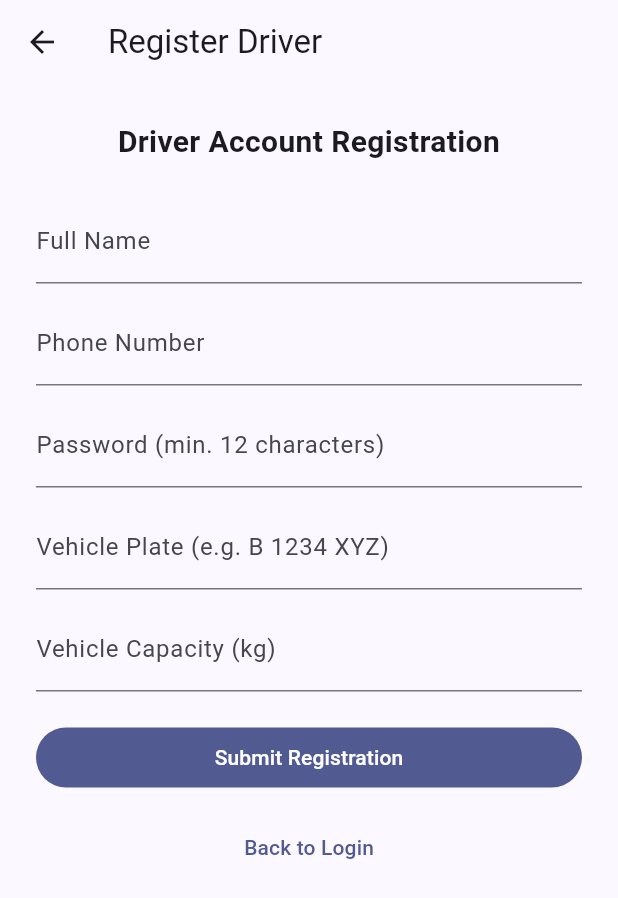
After one commit to WildanFrananda/FleetPulseMobile, a Flutter app: the screen it shows after launch, after a tap on "Log in", after a tap on "Don't have an account? Register", on a phone screen of 412 x 824 dp. The commit adds this screen. Shown: the top 898 px of the screen. Run offline on Flutter 3.47's test engine with Material 3 defaults, Android fonts, the phone set to English and light mode, and no system bars; our stand-ins replace clock, dio, flutter_secure_storage, freezed_annotation, geolocator, get_it and 3 more; missing offline and left inert: flutter_foreground_task; generated files the repository leaves out were written again.

Commit message:
feat: implement driver registration feature with API integration and UI

```diff
--- a/lib/core/failure.dart
+++ b/lib/core/failure.dart
@@ -12,10 +12,10 @@ class NetworkFailure extends Failure {
 }
 
 class AuthFailure extends Failure {
-  const AuthFailure();
+  const AuthFailure([this.message = 'session expired']);
 
   @override
-  String get message => 'session expired';
+  final String message;
 }
 
 class ChannelFailure extends Failure {
--- a/lib/models/models.dart
+++ b/lib/models/models.dart
@@ -5,3 +5,5 @@ export 'ids.dart';
 export 'lat_lng.dart';
 export 'order.dart';
 export 'telemetry_ping.dart';
+export 'register_request.dart';
+export 'register_response.dart';
--- /dev/null
+++ b/lib/models/register_request.dart
@@ -0,0 +1,18 @@
+import 'package:freezed_annotation/freezed_annotation.dart';
+
+part 'register_request.freezed.dart';
+part 'register_request.g.dart';
+
+@freezed
+abstract class RegisterRequest with _$RegisterRequest {
+  const factory RegisterRequest({
+    required String name,
+    required String phone,
+    required String password,
+    @JsonKey(name: 'vehicle_plate') required String vehiclePlate,
+    @JsonKey(name: 'capacity_kg') required int capacityKg,
+  }) = _RegisterRequest;
+
+  factory RegisterRequest.fromJson(Map<String, dynamic> json) =>
+      _$RegisterRequestFromJson(json);
+}
--- /dev/null
+++ b/lib/models/register_response.dart
@@ -0,0 +1,16 @@
+import 'package:fleet_pulse_mobile/models/models.dart';
+import 'package:freezed_annotation/freezed_annotation.dart';
+
+part 'register_response.freezed.dart';
+part 'register_response.g.dart';
+
+@freezed
+abstract class RegisterResponse with _$RegisterResponse {
+  const factory RegisterResponse({
+    required String message,
+    @JsonKey(name: 'driver_id') @DriverIdConverter() required DriverId driverId,
+  }) = _RegisterResponse;
+
+  factory RegisterResponse.fromJson(Map<String, dynamic> json) =>
+      _$RegisterResponseFromJson(json);
+}
--- a/lib/repositories/session_repository.dart
+++ b/lib/repositories/session_repository.dart
@@ -7,5 +7,12 @@ abstract interface class SessionRepository {
     required String phone,
     required String password,
   });
+  Future<Result<RegisterResponse>> register({
+    required String name,
+    required String phone,
+    required String password,
+    required String vehiclePlate,
+    required int capacityKg,
+  });
   Future<void> logout();
 }
--- a/lib/repositories/session_repository_impl.dart
+++ b/lib/repositories/session_repository_impl.dart
@@ -46,11 +46,48 @@ class SessionRepositoryImpl implements SessionRepository {
     }
   }
 
+  @override
+  Future<Result<RegisterResponse>> register({
+    required String name,
+    required String phone,
+    required String password,
+    required String vehiclePlate,
+    required int capacityKg,
+  }) async {
+    try {
+      final RegisterResponse res = await _api.register(
+        new RegisterRequest(
+          name: name,
+          phone: phone,
+          password: password,
+          vehiclePlate: vehiclePlate,
+          capacityKg: capacityKg,
+        ),
+      );
+
+      return Ok<RegisterResponse>(res);
+    } on DioException catch (e) {
+      return Err<RegisterResponse>(_mapDio(e));
+    } on Object {
+      return const Err<RegisterResponse>(NetworkFailure());
+    }
+  }
+
   Failure _mapDio(DioException e) {
     AppLogger.debug('login failed: HTTP ${e.response?.statusCode}');
+    final Object? responseData = e.response?.data;
+    final Map<String, dynamic>? dataMap = responseData is Map<String, dynamic>
+        ? responseData
+        : null;
+
     return switch (e.response?.statusCode) {
-      401 => const ChannelFailure('invalid phone or password'),
+      401 => const AuthFailure('invalid phone or password'),
       400 => const ChannelFailure('phone and password are required'),
+      422 => ChannelFailure(
+        dataMap != null && dataMap['errors'] != null
+            ? dataMap['errors'].toString()
+            : 'registration validation failed',
+      ),
       _ => const NetworkFailure(),
     };
   }
--- a/lib/repositories/telemetry_repository_impl.dart
+++ b/lib/repositories/telemetry_repository_impl.dart
@@ -124,6 +124,7 @@ class TelemetryRepositoryImpl implements TelemetryRepository {
     _ => 'location permission denied',
   };
 
+  @override
   @disposeMethod
   Future<void> dispose() async {
     await stop();
--- a/lib/routes/app_route.dart
+++ b/lib/routes/app_route.dart
@@ -12,6 +12,10 @@ class LoginRoute extends AppRoute {
   const LoginRoute();
 }
 
+class RegisterRoute extends AppRoute {
+  const RegisterRoute();
+}
+
 class TrackingRoute extends AppRoute {
   const TrackingRoute();
 }
--- a/lib/routes/app_route_mapper.dart
+++ b/lib/routes/app_route_mapper.dart
@@ -3,10 +3,12 @@ import 'package:fleet_pulse_mobile/models/order.dart';
 import 'package:fleet_pulse_mobile/routes/app_route.dart';
 import 'package:fleet_pulse_mobile/ui/screens/login_screen.dart';
 import 'package:fleet_pulse_mobile/ui/screens/order_screen.dart';
+import 'package:fleet_pulse_mobile/ui/screens/register_screen.dart';
 import 'package:fleet_pulse_mobile/ui/screens/splash_screen.dart';
 import 'package:fleet_pulse_mobile/ui/screens/tracking_screen.dart';
 import 'package:fleet_pulse_mobile/viewmodels/login_view_model.dart';
 import 'package:fleet_pulse_mobile/viewmodels/order_view_model.dart';
+import 'package:fleet_pulse_mobile/viewmodels/register_view_model.dart';
 import 'package:fleet_pulse_mobile/viewmodels/splash_view_model.dart';
 import 'package:fleet_pulse_mobile/viewmodels/tracking_view_model.dart';
 import 'package:flutter/material.dart';
@@ -25,6 +27,10 @@ class AppRouteMapper {
         key: const ValueKey<String>('login'),
         child: _inject<LoginViewModel>(const LoginScreen()),
       ),
+      RegisterRoute() => MaterialPage<void>(
+        key: const ValueKey<String>('register'),
+        child: _inject<RegisterViewModel>(const RegisterScreen()),
+      ),
       TrackingRoute() => MaterialPage<void>(
         key: const ValueKey<String>('tracking'),
         child: _inject<TrackingViewModel>(const TrackingScreen()),
--- a/lib/services/auth/driver_api.dart
+++ b/lib/services/auth/driver_api.dart
@@ -1,5 +1,6 @@
 import 'package:dio/dio.dart';
 import 'package:fleet_pulse_mobile/models/login_request.dart';
+import 'package:fleet_pulse_mobile/models/models.dart';
 import 'package:fleet_pulse_mobile/models/session_response.dart';
 import 'package:retrofit/retrofit.dart';
 
@@ -11,4 +12,7 @@ abstract class DriverApi {
 
   @POST('/driver/session')
   Future<SessionResponse> login(@Body() LoginRequest body);
+
+  @POST('/driver/register')
+  Future<RegisterResponse> register(@Body() RegisterRequest body);
 }
--- a/lib/ui/screens/login_screen.dart
+++ b/lib/ui/screens/login_screen.dart
@@ -50,6 +50,11 @@ class LoginScreen extends StatelessWidget {
                     )
                   : const Text('Log in'),
             ),
+            const SizedBox(height: 8),
+            TextButton(
+              onPressed: vm.navigateToRegister,
+              child: const Text("Don't have an account? Register"),
+            ),
           ],
         ),
       ),
--- /dev/null
+++ b/lib/ui/screens/register_screen.dart
@@ -0,0 +1,100 @@
+import 'package:fleet_pulse_mobile/viewmodels/register_view_model.dart';
+import 'package:flutter/material.dart';
+import 'package:provider/provider.dart';
+
+class RegisterScreen extends StatelessWidget {
+  const RegisterScreen({super.key});
+
+  @override
+  Widget build(BuildContext context) {
+    final RegisterViewModel vm = context.watch<RegisterViewModel>();
+
+    return Scaffold(
+      appBar: AppBar(title: const Text('Register Driver')),
+      body: SingleChildScrollView(
+        padding: const EdgeInsets.all(24),
+        child: Column(
+          crossAxisAlignment: CrossAxisAlignment.stretch,
+          children: <Widget>[
+            const Text(
+              'Driver Account Registration',
+              style: TextStyle(fontSize: 20, fontWeight: FontWeight.bold),
+              textAlign: TextAlign.center,
+            ),
+            const SizedBox(height: 24),
+            TextField(
+              decoration: const InputDecoration(labelText: 'Full Name'),
+              onChanged: vm.setName,
+            ),
+            const SizedBox(height: 12),
+            TextField(
+              keyboardType: TextInputType.phone,
+              decoration: const InputDecoration(labelText: 'Phone Number'),
+              onChanged: vm.setPhone,
+            ),
+            const SizedBox(height: 12),
+            TextField(
+              obscureText: true,
+              decoration: const InputDecoration(
+                labelText: 'Password (min. 12 characters)',
+              ),
+              onChanged: vm.setPassword,
+            ),
+            const SizedBox(height: 12),
+            TextField(
+              decoration: const InputDecoration(
+                labelText: 'Vehicle Plate (e.g. B 1234 XYZ)',
+              ),
+              onChanged: vm.setVehiclePlate,
+            ),
+            const SizedBox(height: 12),
+            TextField(
+              keyboardType: TextInputType.number,
+              decoration: const InputDecoration(
+                labelText: 'Vehicle Capacity (kg)',
+              ),
+              onChanged: vm.setCapacityKg,
+            ),
+            const SizedBox(height: 20),
+            if (vm.error != null)
+              Padding(
+                padding: const EdgeInsets.only(bottom: 12),
+                child: Text(
+                  vm.error!,
+                  style: const TextStyle(color: Colors.red),
+                  textAlign: TextAlign.center,
+                ),
+              ),
+            if (vm.successMessage != null)
+              Padding(
+                padding: const EdgeInsets.only(bottom: 12),
+                child: Text(
+                  vm.successMessage!,
+                  style: const TextStyle(
+                    color: Colors.green,
+                    fontWeight: FontWeight.bold,
+                  ),
+                  textAlign: TextAlign.center,
+                ),
+              ),
+            FilledButton(
+              onPressed: vm.submitting ? null : vm.submit,
+              child: vm.submitting
+                  ? const SizedBox(
+                      height: 18,
+                      width: 18,
+                      child: CircularProgressIndicator(),
+                    )
+                  : const Text('Submit Registration'),
+            ),
+            const SizedBox(height: 12),
+            TextButton(
+              onPressed: vm.backToLogin,
+              child: const Text('Back to Login'),
+            ),
+          ],
+        ),
+      ),
+    );
+  }
+}
--- a/lib/viewmodels/login_view_model.dart
+++ b/lib/viewmodels/login_view_model.dart
@@ -43,4 +43,6 @@ class LoginViewModel extends ChangeNotifier {
       notifyListeners();
     });
   }
+
+  void navigateToRegister() => _router.push(const RegisterRoute());
 }
--- /dev/null
+++ b/lib/viewmodels/register_view_model.dart
@@ -0,0 +1,81 @@
+import 'package:fleet_pulse_mobile/core/core.dart';
+import 'package:fleet_pulse_mobile/repositories/session_repository.dart';
+import 'package:fleet_pulse_mobile/routes/app_router_state.dart';
+import 'package:flutter/material.dart';
+import 'package:injectable/injectable.dart';
+
+@injectable
+class RegisterViewModel extends ChangeNotifier {
+  RegisterViewModel(this._router, this._session);
+
+  final AppRouterState _router;
+  final SessionRepository _session;
+
+  String _name = '';
+  String _phone = '';
+  String _password = '';
+  String _vehiclePlate = '';
+  int _capacityKg = 100;
+  bool _submitting = false;
+  String? _error;
+  String? _successMessage;
+
+  bool get submitting => _submitting;
+  String? get error => _error;
+  String? get successMessage => _successMessage;
+
+  void setName(String v) => _name = v.trim();
+  void setPhone(String v) => _phone = v.trim();
+  void setPassword(String v) => _password = v;
+  void setVehiclePlate(String v) => _vehiclePlate = v.trim();
+  void setCapacityKg(String v) => _capacityKg = int.tryParse(v) ?? 0;
+
+  Future<void> submit() async {
+    if (_name.isEmpty ||
+        _phone.isEmpty ||
+        _password.isEmpty ||
+        _vehiclePlate.isEmpty) {
+      _error = 'All fields are required';
+      notifyListeners();
+
+      return;
+    }
+
+    if (_password.length < 12) {
+      _error = 'Password must be at least 12 characters';
+      notifyListeners();
+
+      return;
+    }
+
+    _submitting = true;
+    _error = null;
+    _successMessage = null;
+    notifyListeners();
+
+    final res = await _session.register(
+      name: _name,
+      phone: _phone,
+      password: _password,
+      vehiclePlate: _vehiclePlate,
+      capacityKg: _capacityKg,
+    );
+
+    res.fold(
+      (response) {
+        _submitting = false;
+        _successMessage = response.message;
+        notifyListeners();
+      },
+      (Failure f) {
+        _error = f.message;
+        _submitting = false;
+        notifyListeners();
+      },
+    );
+  }
+
+  void backToLogin() {
+    _router.pop();
+  }
+}
```
Also changed, not shown: lib/di/injection.config.dart, lib/models/register_request.freezed.dart (added), lib/models/register_request.g.dart (added), lib/models/register_response.freezed.dart (added), lib/models/register_response.g.dart (added), lib/services/auth/driver_api.g.dart, 1 other file.
